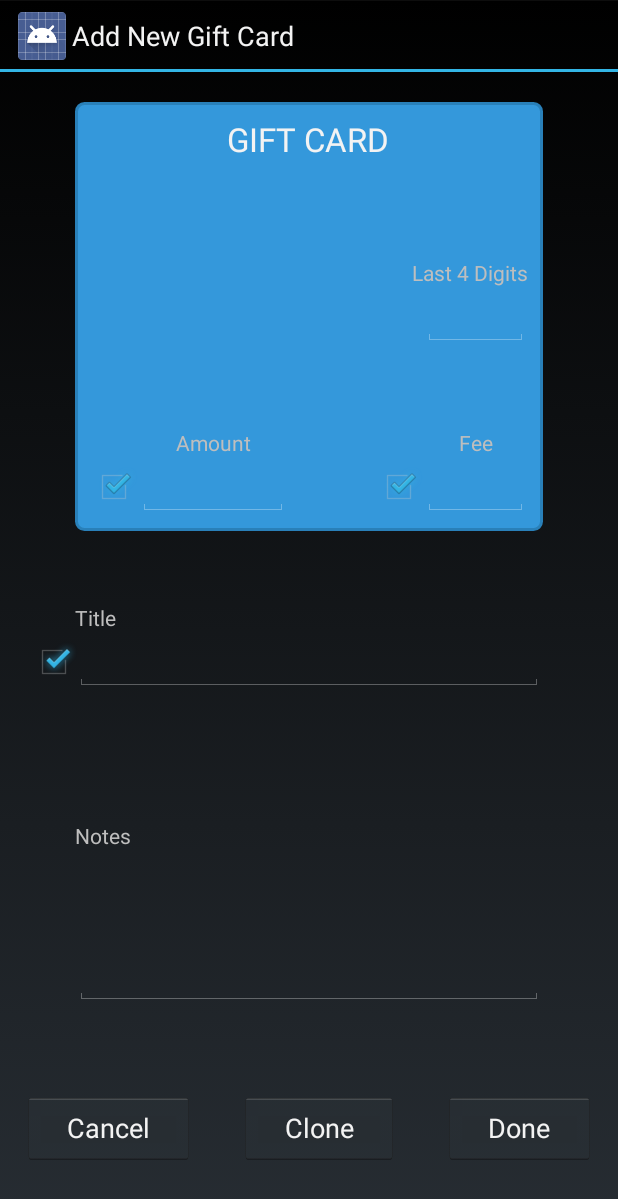
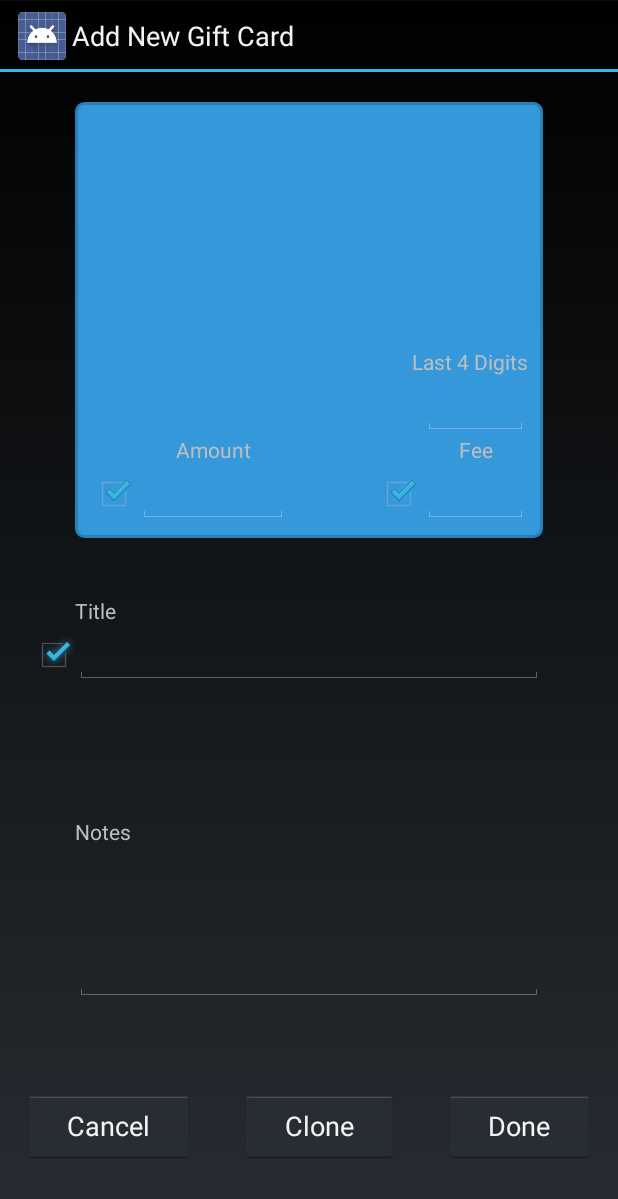
Before and after one commit to awdorsett/TrackAndHackPrototype, an Android app: the NewGiftCardActivity screen opened directly, with no data from a screen before it, on a phone screen of 412 x 824 dp. Shown: the top 1199 px of the screen. Run offline under Robolectric (Android 15) with nearby library versions, the phone set to English and light mode, and no system bars.

Commit message:
Final redesign of card activity

```diff
--- a/app/src/main/res/layout/activity_gift_card.xml
+++ b/app/src/main/res/layout/activity_gift_card.xml
@@ -138,6 +138,7 @@
                 android:textOff=""
                 android:checked="true"
                 android:layout_weight="2"
+                android:switchMinWidth="70dp"
                 android:layout_marginLeft="5dp" />
 
             <EditText
@@ -193,7 +194,8 @@
                 android:layout_marginLeft="50dp"
                 android:layout_marginRight="50dp"
                 android:layout_below="@+id/notesLabel"
-                android:textSize="10dp" />
+                android:textAppearance="@style/Base.TextAppearance.AppCompat.Medium"
+                android:textColor="#ffffff" />
 
         </RelativeLayout>
 
--- a/app/src/main/res/layout/activity_new_gift_card.xml
+++ b/app/src/main/res/layout/activity_new_gift_card.xml
@@ -16,7 +16,7 @@
         android:layout_marginLeft="50dp"
         android:layout_marginRight="50dp"
         android:layout_marginTop="20dp"
-        android:layout_marginBottom="20dp">
+        android:layout_marginBottom="10dp">
 
         <EditText
             android:layout_width="70dp"
@@ -27,7 +27,9 @@
             android:layout_alignParentLeft="false"
             android:layout_centerInParent="true"
             android:layout_alignParentRight="true"
-            android:numeric="decimal" />
+            android:numeric="decimal"
+            android:maxLength="4"
+            android:layout_above="@+id/feeLabel" />
 
         <TextView
             android:layout_width="wrap_content"
@@ -41,7 +43,7 @@
         <EditText
             android:layout_width="100dp"
             android:layout_height="wrap_content"
-            android:inputType="number"
+            android:inputType="number|numberDecimal"
             android:ems="10"
             android:id="@+id/amountInput"
             android:layout_alignParentBottom="true"
@@ -52,7 +54,8 @@
             android:layout_alignParentEnd="false"
             android:layout_alignParentStart="false"
             android:layout_alignParentLeft="false"
-            android:layout_toRightOf="@+id/checkBox_dup_amount" />
+            android:layout_toRightOf="@+id/checkBox_dup_amount"
+            android:numeric="decimal" />
 
         <TextView
             android:layout_width="wrap_content"
@@ -88,17 +91,6 @@
             android:gravity="center_horizontal" />
 
 
-
-
-        <TextView
-            android:layout_width="wrap_content"
-            android:layout_height="wrap_content"
-            android:textAppearance="?android:attr/textAppearanceLarge"
-            android:text="GIFT CARD"
-            android:id="@+id/giftCardTitle"
-            android:layout_alignParentTop="true"
-            android:layout_centerHorizontal="true" />
-
         <CheckBox
             android:layout_width="wrap_content"
             android:layout_height="wrap_content"
@@ -131,7 +123,8 @@
             android:layout_weight="1"
             android:layout_centerInParent="true"
             android:layout_marginLeft="50dp"
-            android:layout_marginRight="50dp" />
+            android:layout_marginRight="50dp"
+            android:textColor="#ffffff" />
 
         <CheckBox
             android:layout_width="wrap_content"
@@ -175,7 +168,9 @@
             android:layout_alignParentStart="false"
             android:layout_alignParentEnd="true"
             android:layout_centerInParent="true"
-            android:nestedScrollingEnabled="true" />
+            android:nestedScrollingEnabled="true"
+            android:textColor="#ffffff"
+            android:gravity="top" />
 
         <TextView
             android:layout_width="wrap_content"
```
